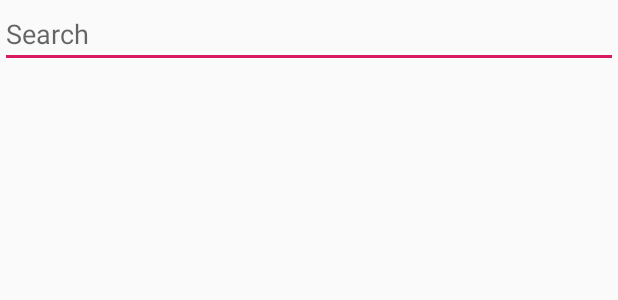
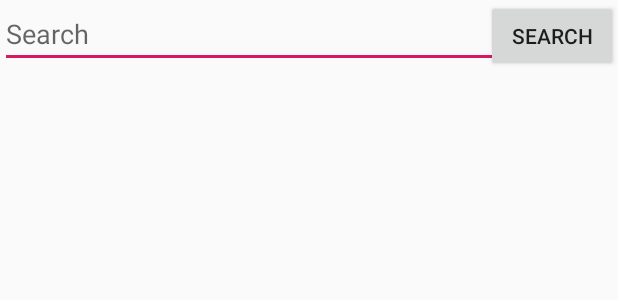
Before and after one commit to KohutYan/GH_GitApp, an Android app: the layout search_list_fragment.xml on its own in the app's theme, with its tools: preview values and no code run, on a phone screen of 412 x 824 dp. Shown: the top 300 px of the screen. Run offline under Robolectric (Android 15) with nearby library versions, the phone set to English and light mode, and no system bars.

```diff
--- a/app/src/main/res/layout/search_list_fragment.xml
+++ b/app/src/main/res/layout/search_list_fragment.xml
@@ -6,16 +6,30 @@
     android:orientation="vertical"
     tools:context=".fragments.SearchList">
 
-    <EditText
-        android:id="@+id/searchbar"
+    <FrameLayout
         android:layout_width="match_parent"
-        android:layout_height="wrap_content"
-        android:ems="10"
-        android:inputType="textPersonName"
-        android:hint="Search"/>
+        android:layout_height="match_parent">
+
+        <Button
+            android:id="@+id/search_button"
+            android:layout_width="wrap_content"
+            android:layout_gravity="end"
+            android:layout_height="wrap_content"
+            android:text="Search" />
+
+        <EditText
+            android:id="@+id/searchbar"
+            android:layout_width="340dp"
+            android:layout_height="wrap_content"
+            android:ems="10"
+            android:hint="Search"
+            android:inputType="textPersonName" />
+    </FrameLayout>
 
     <androidx.recyclerview.widget.RecyclerView
         android:id="@+id/recyclerView_search"
         android:layout_width="match_parent"
-        android:layout_height="match_parent" />
+        android:layout_height="match_parent" >
+
+    </androidx.recyclerview.widget.RecyclerView>
 </LinearLayout>
```
Also changed, not shown: app/src/main/java/com/kohutyan/gh_gitapp/MainActivity.kt (+4 -4 lines), app/src/main/java/com/kohutyan/gh_gitapp/fragments/DetailsFragment.kt (deleted, +0 -43 lines), app/src/main/java/com/kohutyan/gh_gitapp/fragments/SearchList.kt (+10 -2 lines), app/src/main/java/com/kohutyan/gh_gitapp/viewmodels/DetailsViewModel.kt (deleted, +0 -8 lines), app/src/main/res/layout/details_fragment.xml (deleted, +0 -12 lines).
